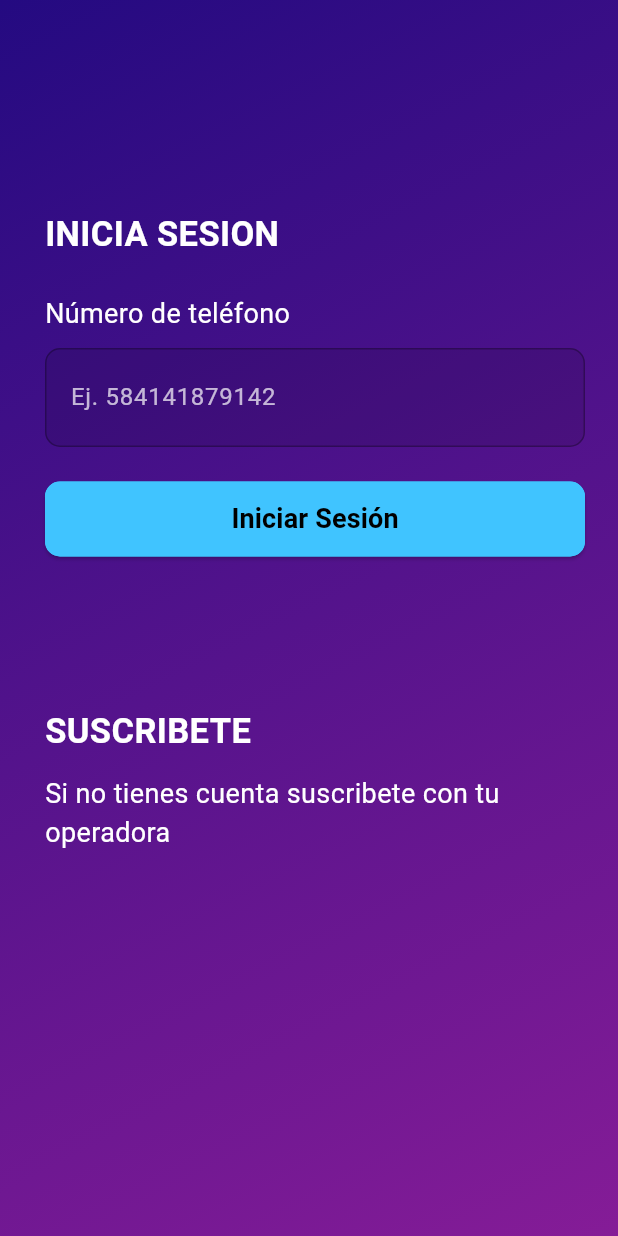
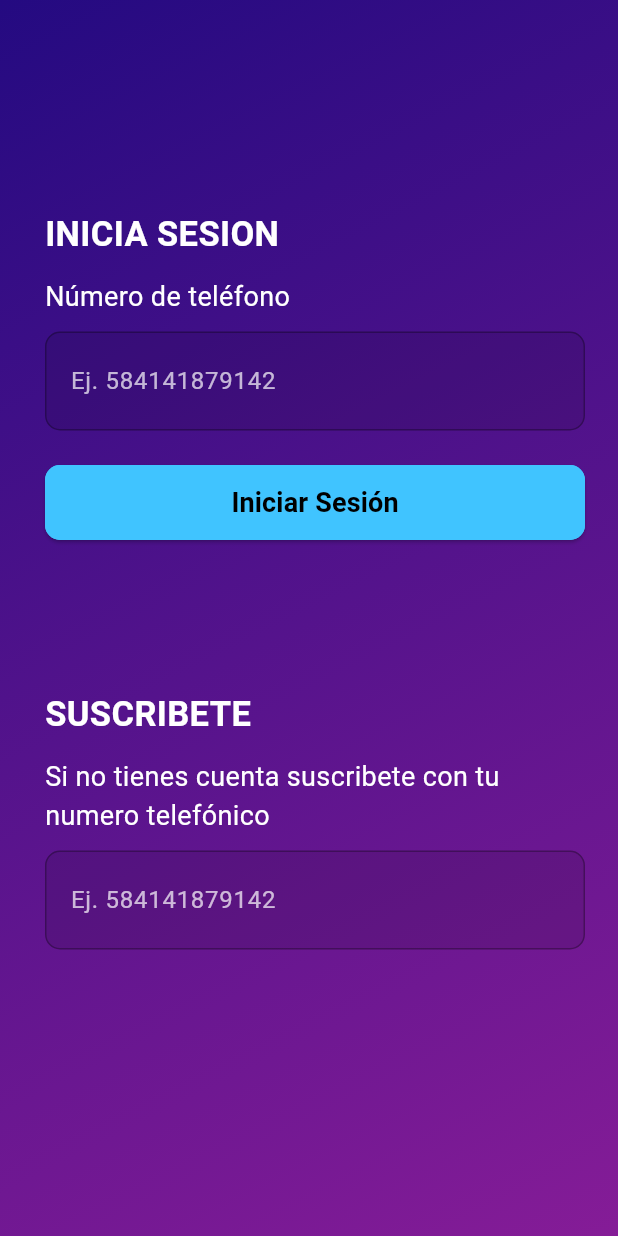
Before and after one commit to manuelenrq9/SoundSpace, a Flutter app: the NewView screen opened directly, on a phone screen of 412 x 824 dp. Run offline on Flutter 3.47's test engine with Material 3 defaults, Android fonts, the phone set to English and light mode, and no system bars.

Commit message:
login&register screen finished

```diff
--- /dev/null
+++ b/lib/home_page.dart
@@ -0,0 +1,9 @@
+import 'package:flutter/material.dart';
+import 'Widgets/create_button.dart';
+
+class HomePage extends StatelessWidget {
+  @override
+  Widget build(BuildContext context) {
+    return Container();
+  }
+}
--- a/lib/new_view.dart
+++ b/lib/new_view.dart
@@ -32,7 +32,7 @@ class NewView extends StatelessWidget {
                               color: Colors.white,
                               fontWeight: FontWeight.bold)),
                     ]),
-                    SizedBox(height: 23),
+                    SizedBox(height: 12),
                     Row(children: <Widget>[
                       Text('Número de teléfono ',
                           style: TextStyle(fontSize: 18, color: Colors.white)),
@@ -82,9 +82,33 @@ class NewView extends StatelessWidget {
                           style: TextStyle(fontSize: 18, color: Colors.white)),
                     ]),
                     Row(children: <Widget>[
-                      Text('operadora',
+                      Text('numero telefónico',
                           style: TextStyle(fontSize: 18, color: Colors.white)),
                     ]),
+                    SizedBox(
+                      height: 10,
+                    ),
+                    SizedBox(
+                      width: 360,
+                      child: Container(
+                        decoration: BoxDecoration(
+                          color: Colors.black.withOpacity(0.1),
+                          borderRadius: BorderRadius.circular(10.0),
+                          border:
+                              Border.all(color: Colors.black.withOpacity(0.3)),
+                        ),
+                        padding: const EdgeInsets.symmetric(
+                            horizontal: 16.0, vertical: 8.0),
+                        child: TextField(
+                          decoration: InputDecoration(
+                            border: InputBorder.none,
+                            hintText: 'Ej. 584141879142',
+                            hintStyle:
+                                TextStyle(color: Colors.white.withOpacity(0.7)),
+                          ),
+                        ),
+                      ),
+                    ),
                     SizedBox(
                       height: 10,
                     ),
```
